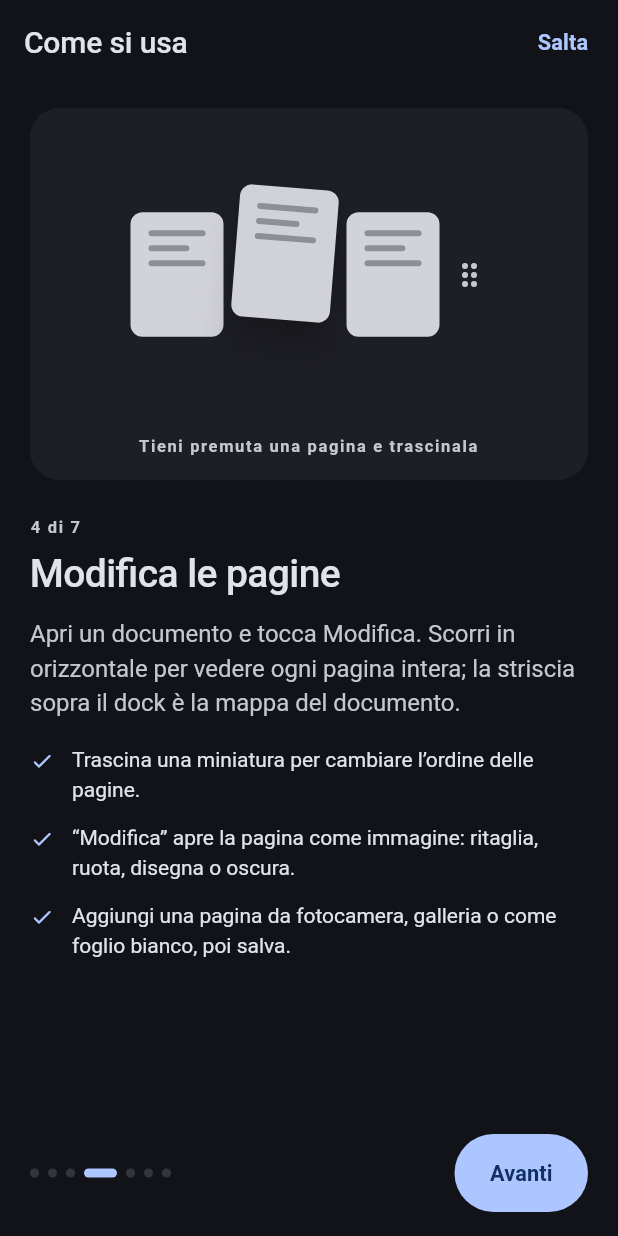
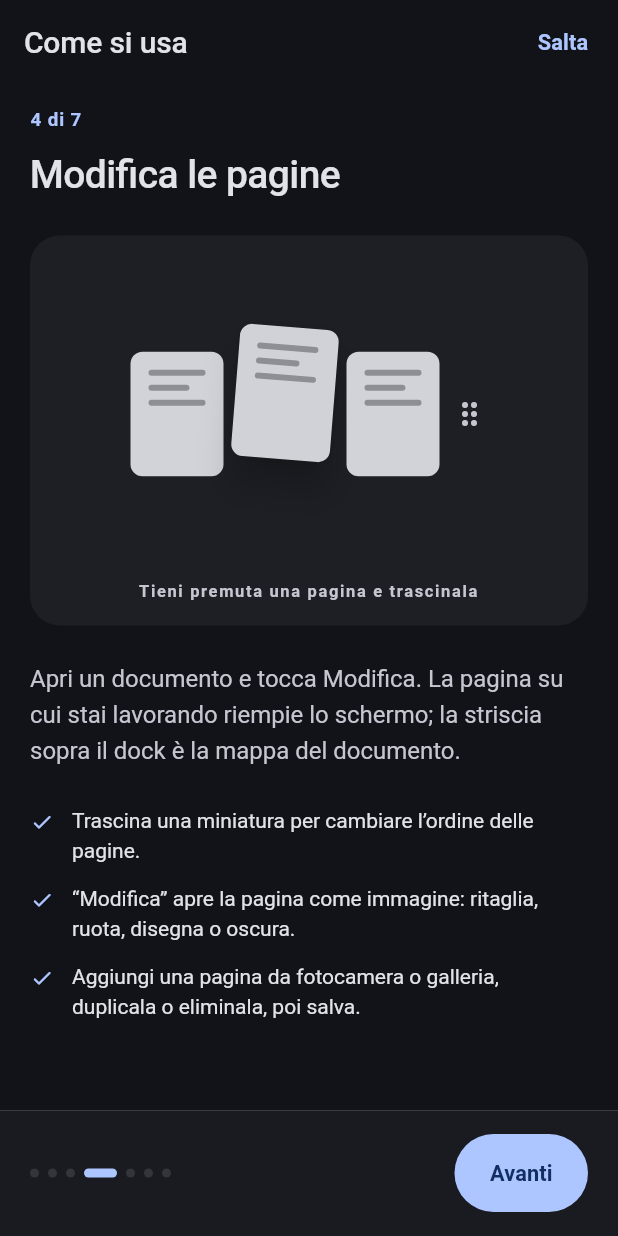
Before and after one commit to krishnapilato/pixelpaper, a Flutter app: the TutorialScreen screen opened by its route, swiped to page 4, on a phone screen of 412 x 824 dp. Run offline on Flutter 3.47's test engine with Material 3 defaults, Android fonts, the phone set to English and light mode, and no system bars; our stand-ins replace camera, flutter_riverpod, go_router, image_picker, package_info_plus, pdf and 3 more; missing offline and left inert: flutter_file_dialog, google_mlkit_document_scanner, google_mlkit_text_recognition, pdfrx, pro_image_editor, syncfusion_flutter_pdf; accounts and stored records are empty.

Commit message:
Esporta: a copy the user keeps, and texts that describe the app we have
Sharing and printing built a PDF into a temp file, which works and
leaves nothing behind. "Esporta" is the missing verb: the system save
dialog opens, the user picks the folder and the name, and that copy
stays there — after the app is uninstalled, if it comes to that.

The system dialog rather than a folder we remember. Android's picker
already reopens where it was last used, so the folder is remembered by
the part of the system allowed to remember it; holding a directory
handle ourselves would mean a permission to keep alive and a stale URI
to handle the day the user moves that folder, in exchange for one tap.
Still no storage permission, and the library stays private: exporting is
the deliberate act of putting a copy somewhere else, not the default.

Verified: three full-resolution pages exported to Download as a 12.8 MB
PDF, no permission prompt, no errors.

The texts now describe the app as it is. Reordering no longer rebuilds a
file, so the tip that told people to create the PDF first and fix it
after is gone; "why did the PDF get bigger after editing a page" is
replaced by "when does the PDF get made", which is the question the
album model actually raises; the reader scrolls down, not sideways; and
the archive holds documents, which become PDFs on the way out.

Spacing, in both guides. The in-app steps led with a picture and buried
the step number under it — now the number and the title come first, so
the reader knows where they are before they look at anything, and the
last tip no longer sits against the dots. The bar at the bottom is a bar
now, with its own surface, instead of controls floating on the content.
On the site the text column ran to nine hundred pixels, about a hundred
characters a line; it is capped at a readable measure, sections breathe,
and headings stop reading as part of the paragraph below them.

```diff
--- a/assets/lang.json
+++ b/assets/lang.json
@@ -15,6 +15,11 @@
   "common_close": "Chiudi",
   "common_today": "Oggi",
   "common_yesterday": "Ieri",
+  "export_preparing": "Preparo il PDF da esportare…",
+  "export_done": "PDF esportato",
+  "export_failed": "Esportazione non riuscita",
+  "common_export": "Esporta",
+  "common_export_detail": "Salva una copia PDF dove vuoi tu",
   "share_preparing": "Preparo il file da condividere…",
   "share_failed": "Impossibile condividere: file troppo grande o spazio insufficiente",
   "common_error": "Qualcosa è andato storto",
@@ -134,7 +139,7 @@
   "tutorial_3_body": "Nella Galleria il pulsante apre la fotocamera manuale: nessun ritaglio e nessuna “pulizia”, il file resta come l'ha visto il sensore. È la scelta giusta per pagine delicate, inchiostri sbiaditi o testi antichi. Dallo stesso pulsante puoi importare foto già sul telefono.",
   "tutorial_3_caption": "Massima risoluzione, nessun ritaglio automatico",
   "tutorial_4_title": "Modifica le pagine",
-  "tutorial_4_body": "Apri un documento e tocca Modifica. Scorri in orizzontale per vedere ogni pagina intera; la striscia sopra il dock è la mappa del documento.",
+  "tutorial_4_body": "Apri un documento e tocca Modifica. La pagina su cui stai lavorando riempie lo schermo; la striscia sopra il dock è la mappa del documento.",
   "tutorial_4_caption": "Tieni premuta una pagina e trascinala",
   "tutorial_5_title": "Cartelle e cestino",
   "tutorial_5_body": "Le cartelle sono un livello solo, come delle etichette: Fatture, Università, Ricette. Trascina un elemento su una cartella per spostarlo, oppure usa “Sposta in” dal menu.",
@@ -217,12 +222,12 @@
   "tutorial_2_tip_1": "Il nome del documento è anche il nome del file che condividi.",
   "tutorial_2_tip_2": "Se il nome esiste già, l'app aggiunge un numero invece di sovrascrivere.",
   "tutorial_2_tip_3": "Puoi rinominare in qualsiasi momento dal menu ⋮ della scheda.",
-  "tutorial_3_tip_1": "Tieni premuto per selezionare più scatti, poi tocca l’icona PDF per unirli.",
+  "tutorial_3_tip_1": "Tieni premuto per selezionare più scatti, poi tocca l’icona PDF per farne un documento.",
   "tutorial_3_tip_2": "Tocca una foto per aprirla a schermo intero; scorri in alto o in basso per uscire.",
   "tutorial_3_tip_3": "A schermo intero trovi informazioni, testo, modifica e condivisione.",
   "tutorial_4_tip_1": "Trascina una miniatura per cambiare l’ordine delle pagine.",
   "tutorial_4_tip_2": "“Modifica” apre la pagina come immagine: ritaglia, ruota, disegna o oscura.",
-  "tutorial_4_tip_3": "Aggiungi una pagina da fotocamera, galleria o come foglio bianco, poi salva.",
+  "tutorial_4_tip_3": "Aggiungi una pagina da fotocamera o galleria, duplicala o eliminala, poi salva.",
   "tutorial_5_tip_1": "Tieni premuto per selezionare, poi trascina tutta la selezione insieme.",
   "tutorial_5_tip_2": "Mentre trascini, la barra in basso diventa il cestino.",
   "tutorial_5_tip_3": "Nel cestino gli elementi restano 30 giorni: si ripristinano o si eliminano per sempre.",
@@ -232,10 +237,10 @@
   "tutorial_6_tip_1": "Funziona con l’alfabeto latino: italiano, inglese, francese e anche il latino.",
   "tutorial_6_tip_2": "Greco, cirillico, ebraico e arabo non sono supportati.",
   "tutorial_6_tip_3": "Stampe gotiche, corsivi antichi e scrittura a mano danno risultati parziali.",
-  "tutorial_7_title": "Condividi, stampa, resta offline",
-  "tutorial_7_body": "Da ogni documento puoi condividere, stampare, rinominare o eliminare. Niente account, niente cloud, nessun caricamento: l’unico permesso richiesto è la fotocamera.",
+  "tutorial_7_title": "Condividi, esporta, resta offline",
+  "tutorial_7_body": "Da ogni documento puoi condividere, esportare un PDF dove vuoi, stampare, rinominare o eliminare. Niente account, niente cloud, nessun caricamento: l’unico permesso richiesto è la fotocamera.",
   "tutorial_7_caption": "Tutto resta sul tuo telefono",
   "tutorial_7_tip_1": "Eliminare è reversibile: per qualche secondo compare “Annulla”.",
-  "tutorial_7_tip_2": "“Svuota la cache” in Impostazioni libera spazio senza toccare i documenti.",
+  "tutorial_7_tip_2": "“Esporta” salva una copia PDF nella cartella che scegli tu: resta lì anche se disinstalli l’app.",
   "tutorial_7_tip_3": "I tuoi dati restano con te."
 }
--- a/lib/features/tutorial/presentation/tutorial_screen.dart
+++ b/lib/features/tutorial/presentation/tutorial_screen.dart
@@ -80,25 +80,62 @@ class _TutorialScreenState extends ConsumerState<TutorialScreen> {
               itemBuilder: (context, index) {
                 final step = _steps[index];
                 return SingleChildScrollView(
-                  padding: const EdgeInsets.symmetric(
-                    horizontal: Space.page,
-                    vertical: Space.md,
+                  padding: EdgeInsets.fromLTRB(
+                    Space.page,
+                    Space.md,
+                    Space.page,
+                    // Clears the bar below: without it the last tip sat right
+                    // against the dots and looked cut off.
+                    Space.xl,
                   ),
+                  child: Center(
+                    // A line of text stops being readable past ~70 characters.
+                    // On a phone this changes nothing; on a tablet it is the
+                    // difference between a guide and a wall.
+                    child: ConstrainedBox(
+                      constraints: const BoxConstraints(maxWidth: 560),
                       child: Column(
                         crossAxisAlignment: CrossAxisAlignment.start,
                         children: [
+                          // The step number leads: it tells the reader where
+                          // they are before showing them anything to look at.
+                          Text(
+                            strings('tutorial_step', {
+                              'a': index + 1,
+                              'b': _steps.length,
+                            }),
+                            style: theme.textTheme.labelMedium?.copyWith(
+                              color: scheme.primary,
+                              fontWeight: FontWeight.w700,
+                              letterSpacing: 0.6,
+                            ),
+                          ),
+                          const SizedBox(height: Space.sm),
+                          Text(
+                            strings('${step.key}_title'),
+                            style: theme.textTheme.headlineMedium,
+                          ),
+                          const SizedBox(height: Space.lg),
                           Card(
+                            margin: EdgeInsets.zero,
                             color: scheme.surfaceContainer,
                             child: Padding(
-                          padding: const EdgeInsets.all(Space.md),
+                              padding: const EdgeInsets.fromLTRB(
+                                Space.md,
+                                Space.lg,
+                                Space.md,
+                                Space.md,
+                              ),
                               child: Column(
                                 children: [
                                   step.art,
-                              const SizedBox(height: Space.sm),
+                                  const SizedBox(height: Space.md),
                                   Text(
                                     strings('${step.key}_caption'),
                                     textAlign: TextAlign.center,
-                                style: theme.textTheme.labelSmall,
+                                    style: theme.textTheme.labelSmall?.copyWith(
+                                      color: scheme.onSurfaceVariant,
+                                    ),
                                   ),
                                 ],
                               ),
@@ -106,40 +143,42 @@ class _TutorialScreenState extends ConsumerState<TutorialScreen> {
                           ),
                           const SizedBox(height: Space.lg),
                           Text(
-                        strings('tutorial_step', {
-                          'a': index + 1,
-                          'b': _steps.length,
-                        }),
-                        style: theme.textTheme.labelSmall,
-                      ),
-                      const SizedBox(height: Space.xs),
-                      Text(
-                        strings('${step.key}_title'),
-                        style: theme.textTheme.headlineMedium,
-                      ),
-                      const SizedBox(height: Space.sm),
-                      Text(
                             strings('${step.key}_body'),
                             style: theme.textTheme.bodyLarge?.copyWith(
                               color: scheme.onSurfaceVariant,
+                              height: 1.5,
                             ),
                           ),
-                      const SizedBox(height: Space.md),
+                          const SizedBox(height: Space.lg),
                           for (var tip = 1; tip <= 3; tip++)
                             _Tip(text: strings('${step.key}_tip_$tip')),
                         ],
+                      ),
+                    ),
                   ),
                 );
               },
             ),
           ),
-          Padding(
+          // A surface of its own, so the content scrolls behind a bar instead
+          // of colliding with loose controls.
+          DecoratedBox(
+            decoration: BoxDecoration(
+              color: scheme.surfaceContainerLow,
+              border: Border(
+                top: BorderSide(color: scheme.outlineVariant, width: 0.5),
+              ),
+            ),
+            child: Padding(
               padding: EdgeInsets.fromLTRB(
                 Space.page,
-              Space.sm,
+                Space.md,
                 Space.page,
                 MediaQuery.paddingOf(context).bottom + Space.md,
               ),
+              child: Center(
+                child: ConstrainedBox(
+                  constraints: const BoxConstraints(maxWidth: 560),
                   child: Row(
                     children: [
                       for (var i = 0; i < _steps.length; i++)
@@ -165,6 +204,9 @@ class _TutorialScreenState extends ConsumerState<TutorialScreen> {
                         ),
                       ),
                     ],
+                  ),
+                ),
+              ),
             ),
           ),
         ],
--- a/pubspec.yaml
+++ b/pubspec.yaml
@@ -39,6 +39,7 @@ dependencies:
   google_mlkit_text_recognition: ^0.17.1
   pro_image_editor: ^13.3.1
   pdfrx: ^2.6.1
+  flutter_file_dialog: ^3.3.2
 dev_dependencies:
   flutter_test:
     sdk: flutter
```
Also changed, not shown: lib/features/documents/application/document_actions.dart (+54 -0 lines), lib/features/documents/presentation/widgets/document_actions_sheet.dart (+9 -0 lines), pubspec.lock, 2 other files. Lines whose indentation alone changed are shown as unchanged.
